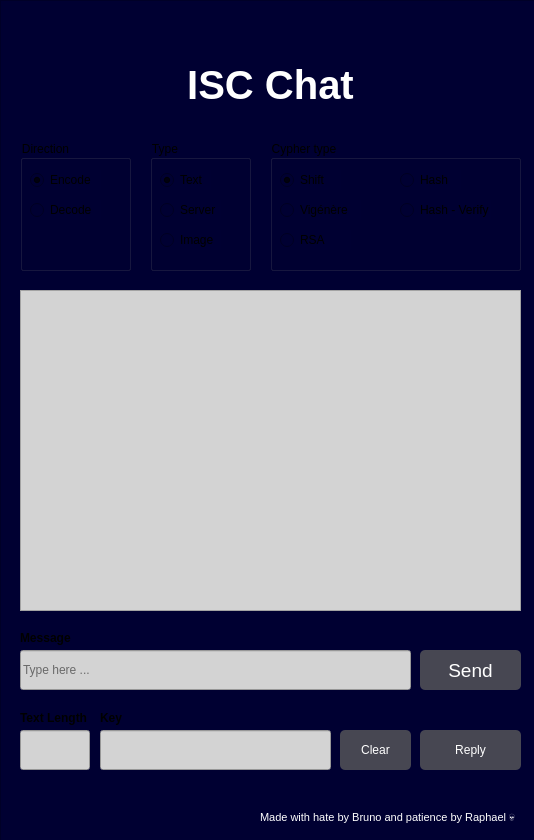
Old version of the form src/views/chat_gui2-Bruno.ui in the repository Winceg/ISC_Chat.
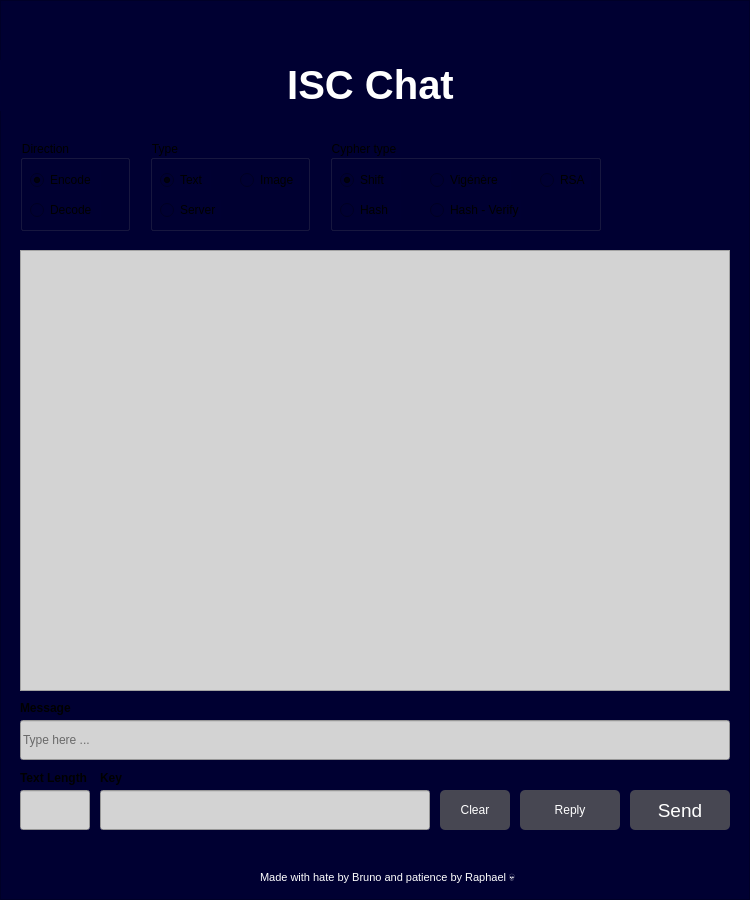
New version of the form. Icons and pictures are not drawn.

What changed in the file:
```diff
--- a/src/views/chat_gui2-Bruno.ui
+++ b/src/views/chat_gui2-Bruno.ui
@@ -6,8 +6,8 @@
    <rect>
     <x>0</x>
     <y>0</y>
-    <width>534</width>
-    <height>840</height>
+    <width>750</width>
+    <height>900</height>
    </rect>
   </property>
   <property name="minimumSize">
@@ -24,8 +24,8 @@
     <rect>
      <x>0</x>
      <y>0</y>
-     <width>541</width>
-     <height>841</height>
+     <width>750</width>
+     <height>900</height>
     </rect>
    </property>
    <property name="minimumSize">
@@ -53,9 +53,9 @@
    <widget class="QPushButton" name="sendButton">
     <property name="geometry">
      <rect>
-      <x>420</x>
-      <y>650</y>
-      <width>101</width>
+      <x>630</x>
+      <y>790</y>
+      <width>100</width>
       <height>40</height>
      </rect>
     </property>
@@ -93,9 +93,9 @@
    <widget class="QLabel" name="title">
     <property name="geometry">
      <rect>
-      <x>180</x>
+      <x>0</x>
       <y>60</y>
-      <width>181</width>
+      <width>741</width>
       <height>51</height>
      </rect>
     </property>
@@ -115,7 +115,7 @@
     <property name="geometry">
      <rect>
       <x>260</x>
-      <y>810</y>
+      <y>870</y>
       <width>271</width>
       <height>16</height>
      </rect>
@@ -128,8 +128,8 @@
     <property name="geometry">
      <rect>
       <x>20</x>
-      <y>650</y>
-      <width>391</width>
+      <y>720</y>
+      <width>710</width>
       <height>40</height>
      </rect>
     </property>
@@ -157,8 +157,8 @@
      <rect>
       <x>20</x>
       <y>140</y>
-      <width>111</width>
-      <height>131</height>
+      <width>110</width>
+      <height>91</height>
      </rect>
     </property>
     <property name="title">
@@ -208,8 +208,8 @@
      <rect>
       <x>150</x>
       <y>140</y>
-      <width>101</width>
-      <height>131</height>
+      <width>160</width>
+      <height>91</height>
      </rect>
     </property>
     <property name="title">
@@ -253,8 +253,8 @@
     <widget class="QRadioButton" name="imageRadioButton">
      <property name="geometry">
       <rect>
-       <x>10</x>
-       <y>90</y>
+       <x>90</x>
+       <y>30</y>
        <width>61</width>
        <height>20</height>
       </rect>
@@ -270,10 +270,10 @@
    <widget class="QGroupBox" name="groupBox_3">
     <property name="geometry">
      <rect>
-      <x>270</x>
+      <x>330</x>
       <y>140</y>
-      <width>251</width>
-      <height>131</height>
+      <width>271</width>
+      <height>91</height>
      </rect>
     </property>
     <property name="title">
@@ -301,8 +301,8 @@
     <widget class="QRadioButton" name="vigenereRadioButton">
      <property name="geometry">
       <rect>
-       <x>10</x>
-       <y>60</y>
+       <x>100</x>
+       <y>30</y>
        <width>81</width>
        <height>20</height>
       </rect>
@@ -317,9 +317,9 @@
     <widget class="QRadioButton" name="rsaRadioButton">
      <property name="geometry">
       <rect>
-       <x>10</x>
-       <y>90</y>
-       <width>71</width>
+       <x>210</x>
+       <y>30</y>
+       <width>51</width>
        <height>20</height>
       </rect>
      </property>
@@ -333,8 +333,8 @@
     <widget class="QRadioButton" name="hashRadioButton">
      <property name="geometry">
       <rect>
-       <x>130</x>
-       <y>30</y>
+       <x>10</x>
+       <y>60</y>
        <width>61</width>
        <height>20</height>
       </rect>
@@ -349,7 +349,7 @@
     <widget class="QRadioButton" name="hashVerifyRadioButton">
      <property name="geometry">
       <rect>
-       <x>130</x>
+       <x>100</x>
        <y>60</y>
        <width>91</width>
        <height>20</height>
@@ -367,7 +367,7 @@
     <property name="geometry">
      <rect>
       <x>20</x>
-      <y>730</y>
+      <y>790</y>
       <width>70</width>
       <height>40</height>
      </rect>
@@ -384,7 +384,7 @@
     <property name="geometry">
      <rect>
       <x>20</x>
-      <y>710</y>
+      <y>770</y>
       <width>91</width>
       <height>16</height>
      </rect>
@@ -402,7 +402,7 @@
     <property name="geometry">
      <rect>
       <x>20</x>
-      <y>630</y>
+      <y>700</y>
       <width>91</width>
       <height>16</height>
      </rect>
@@ -419,9 +419,9 @@
    <widget class="QPushButton" name="replyButton">
     <property name="geometry">
      <rect>
-      <x>420</x>
-      <y>730</y>
-      <width>101</width>
+      <x>520</x>
+      <y>790</y>
+      <width>100</width>
       <height>40</height>
      </rect>
     </property>
@@ -450,8 +450,8 @@
     <property name="geometry">
      <rect>
       <x>100</x>
-      <y>730</y>
-      <width>231</width>
+      <y>790</y>
+      <width>330</width>
       <height>40</height>
      </rect>
     </property>
@@ -470,18 +470,24 @@
     <property name="geometry">
      <rect>
       <x>20</x>
-      <y>290</y>
-      <width>501</width>
-      <height>321</height>
+      <y>250</y>
+      <width>710</width>
+      <height>441</height>
      </rect>
     </property>
     <property name="tabletTracking">
      <bool>false</bool>
     </property>
+    <property name="autoFillBackground">
+     <bool>false</bool>
+    </property>
     <property name="styleSheet">
      <string notr="true">background-color: lightgray;
     color: black; /* Optional: to set text color */</string>
     </property>
+    <property name="frameShadow">
+     <enum>QFrame::Shadow::Sunken</enum>
+    </property>
     <property name="html">
      <string>&lt;!DOCTYPE HTML PUBLIC &quot;-//W3C//DTD HTML 4.0//EN&quot; &quot;http://www.w3.org/TR/REC-html40/strict.dtd&quot;&gt;
 &lt;html&gt;&lt;head&gt;&lt;meta name=&quot;qrichtext&quot; content=&quot;1&quot; /&gt;&lt;meta charset=&quot;utf-8&quot; /&gt;&lt;style type=&quot;text/css&quot;&gt;
@@ -551,9 +557,9 @@
    <widget class="QPushButton" name="clearButton">
     <property name="geometry">
      <rect>
-      <x>340</x>
-      <y>730</y>
-      <width>71</width>
+      <x>440</x>
+      <y>790</y>
+      <width>70</width>
       <height>40</height>
      </rect>
     </property>
@@ -582,7 +588,7 @@
     <property name="geometry">
      <rect>
       <x>100</x>
-      <y>710</y>
+      <y>770</y>
       <width>31</width>
       <height>16</height>
      </rect>
```
Left out of the diff: 4 changed lines with no effect on the pictures.
